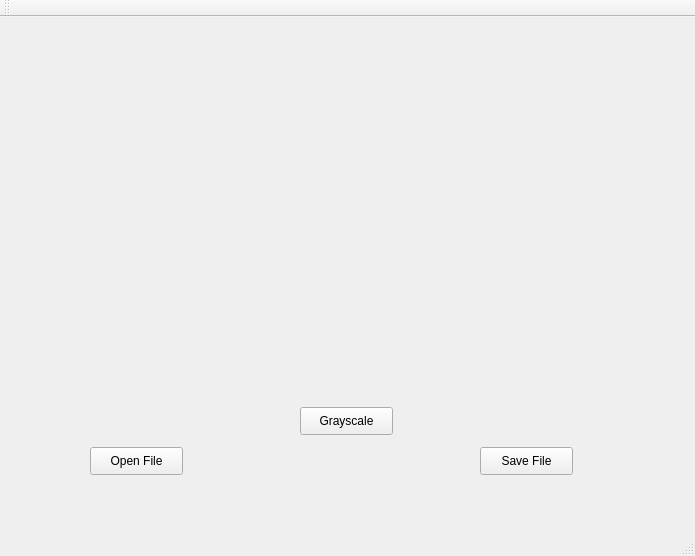
WesleyCh3n/Photo-Editor, file mainwindow.ui: the form before one commit.
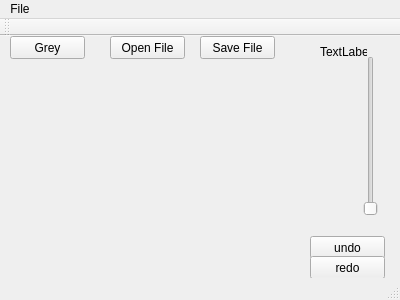
The form after the commit.

Patch:
```diff
--- a/mainwindow.ui
+++ b/mainwindow.ui
@@ -6,8 +6,8 @@
    <rect>
     <x>0</x>
     <y>0</y>
-    <width>695</width>
-    <height>556</height>
+    <width>400</width>
+    <height>300</height>
    </rect>
   </property>
   <property name="windowTitle">
@@ -17,56 +17,105 @@
    <widget class="QPushButton" name="pushButton">
     <property name="geometry">
      <rect>
-      <x>90</x>
-      <y>430</y>
-      <width>93</width>
-      <height>28</height>
+      <x>110</x>
+      <y>0</y>
+      <width>75</width>
+      <height>23</height>
      </rect>
     </property>
     <property name="text">
      <string>Open File</string>
     </property>
    </widget>
-   <widget class="QPushButton" name="pushButton_2">
-    <property name="geometry">
-     <rect>
-      <x>300</x>
-      <y>390</y>
-      <width>93</width>
-      <height>28</height>
-     </rect>
-    </property>
-    <property name="text">
-     <string>Grayscale</string>
-    </property>
-   </widget>
-   <widget class="QPushButton" name="pushButton_3">
-    <property name="geometry">
-     <rect>
-      <x>480</x>
-      <y>430</y>
-      <width>93</width>
-      <height>28</height>
-     </rect>
-    </property>
-    <property name="text">
-     <string>Save File</string>
-    </property>
-   </widget>
    <widget class="QLabel" name="label">
     <property name="geometry">
      <rect>
-      <x>70</x>
+      <x>20</x>
       <y>30</y>
-      <width>541</width>
-      <height>331</height>
+      <width>361</width>
+      <height>231</height>
      </rect>
     </property>
     <property name="text">
      <string/>
     </property>
-    <property name="alignment">
-     <set>Qt::AlignCenter</set>
+   </widget>
+   <widget class="QPushButton" name="savebtn">
+    <property name="geometry">
+     <rect>
+      <x>200</x>
+      <y>0</y>
+      <width>75</width>
+      <height>23</height>
+     </rect>
+    </property>
+    <property name="text">
+     <string>Save File</string>
+    </property>
+   </widget>
+   <widget class="QSlider" name="verticalSlider">
+    <property name="geometry">
+     <rect>
+      <x>360</x>
+      <y>20</y>
+      <width>22</width>
+      <height>160</height>
+     </rect>
+    </property>
+    <property name="orientation">
+     <enum>Qt::Vertical</enum>
+    </property>
+   </widget>
+   <widget class="QLabel" name="sliderlabel">
+    <property name="geometry">
+     <rect>
+      <x>320</x>
+      <y>10</y>
+      <width>47</width>
+      <height>12</height>
+     </rect>
+    </property>
+    <property name="text">
+     <string>TextLabel</string>
+    </property>
+   </widget>
+   <widget class="QPushButton" name="greybtn">
+    <property name="geometry">
+     <rect>
+      <x>10</x>
+      <y>0</y>
+      <width>75</width>
+      <height>23</height>
+     </rect>
+    </property>
+    <property name="text">
+     <string>Grey</string>
+    </property>
+   </widget>
+   <widget class="QPushButton" name="undobtn">
+    <property name="geometry">
+     <rect>
+      <x>310</x>
+      <y>200</y>
+      <width>75</width>
+      <height>23</height>
+     </rect>
+    </property>
+    <property name="text">
+     <string>undo</string>
+    </property>
+   </widget>
+   <widget class="QPushButton" name="redobtn">
+    <property name="geometry">
+     <rect>
+      <x>310</x>
+      <y>220</y>
+      <width>75</width>
+      <height>23</height>
+     </rect>
+    </property>
+    <property name="text">
+     <string>redo</string>
     </property>
    </widget>
   </widget>
@@ -75,10 +124,19 @@
     <rect>
      <x>0</x>
      <y>0</y>
-     <width>695</width>
-     <height>25</height>
+     <width>400</width>
+     <height>21</height>
     </rect>
    </property>
+   <widget class="QMenu" name="menuOpen">
+    <property name="title">
+     <string>File</string>
+    </property>
+    <addaction name="actionOpen_File"/>
+    <addaction name="actionSave_File"/>
+    <addaction name="actionExit"/>
+   </widget>
+   <addaction name="menuOpen"/>
   </widget>
   <widget class="QToolBar" name="mainToolBar">
    <attribute name="toolBarArea">
```
Left out of the diff: 17 changed lines with no effect on the pictures.
